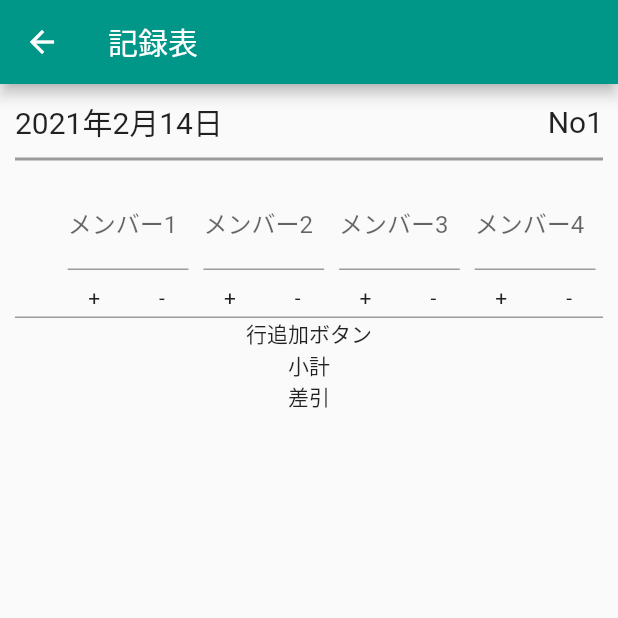
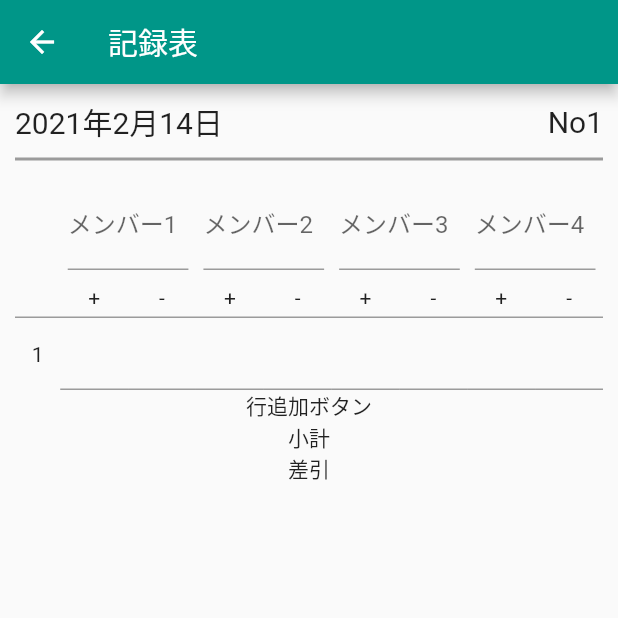
Before and after one commit to aniyome/jong_memo, a Flutter app: the RecordDetailScreen screen opened directly, on a phone screen of 412 x 824 dp, the top half of it. Run offline on Flutter 3.47's test engine with Material 2 defaults, Android fonts, the phone set to English and light mode, and no system bars.

Commit message:
点数入力フォームを実装

```diff
--- a/lib/screens/record_detail_screen.dart
+++ b/lib/screens/record_detail_screen.dart
@@ -164,6 +164,90 @@ class RecordDetailScreen extends StatelessWidget {
                 thickness: 1,
                 color: Colors.black38,
               ),
+              Container(
+                child: Row(
+                  children: [
+                    Expanded(
+                      flex: 2,
+                      child: Center(
+                        child: Text("1"),
+                      ),
+                    ),
+                    Expanded(
+                      flex: 3,
+                      child: Center(
+                        child: TextFormField(
+                          textAlign: TextAlign.center,
+                          keyboardType: TextInputType.number,
+                        ),
+                      ),
+                    ),
+                    Expanded(
+                      flex: 3,
+                      child: Center(
+                        child: TextFormField(
+                          textAlign: TextAlign.center,
+                          keyboardType: TextInputType.number,
+                        ),
+                      ),
+                    ),
+                    Expanded(
+                      flex: 3,
+                      child: Center(
+                        child: TextFormField(
+                          textAlign: TextAlign.center,
+                          keyboardType: TextInputType.number,
+                        ),
+                      ),
+                    ),
+                    Expanded(
+                      flex: 3,
+                      child: Center(
+                        child: TextFormField(
+                          textAlign: TextAlign.center,
+                          keyboardType: TextInputType.number,
+                        ),
+                      ),
+                    ),
+                    Expanded(
+                      flex: 3,
+                      child: Center(
+                        child: TextFormField(
+                          textAlign: TextAlign.center,
+                          keyboardType: TextInputType.number,
+                        ),
+                      ),
+                    ),
+                    Expanded(
+                      flex: 3,
+                      child: Center(
+                        child: TextFormField(
+                          textAlign: TextAlign.center,
+                          keyboardType: TextInputType.number,
+                        ),
+                      ),
+                    ),
+                    Expanded(
+                      flex: 3,
+                      child: Center(
+                        child: TextFormField(
+                          textAlign: TextAlign.center,
+                          keyboardType: TextInputType.number,
+                        ),
+                      ),
+                    ),
+                    Expanded(
+                      flex: 3,
+                      child: Center(
+                        child: TextFormField(
+                          textAlign: TextAlign.center,
+                          keyboardType: TextInputType.number,
+                        ),
+                      ),
+                    ),
+                  ],
+                ),
+              ),
               Container(child: Text("行追加ボタン")),
               Text("小計"),
               Text("差引"),
```
